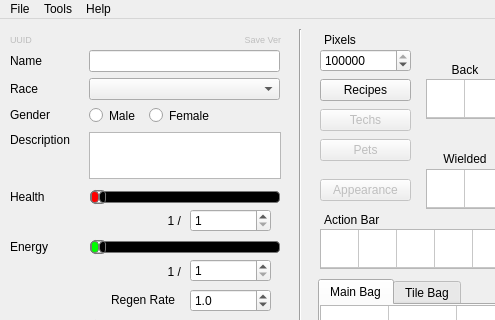
The window that starcheat/templates/MainWindow.ui (wizzomafizzo/starcheat) describes before a commit, drawn with Qt 5; both pictures show x 0 to 495 and y 0 to 320 of the 715 by 490 pixel window.
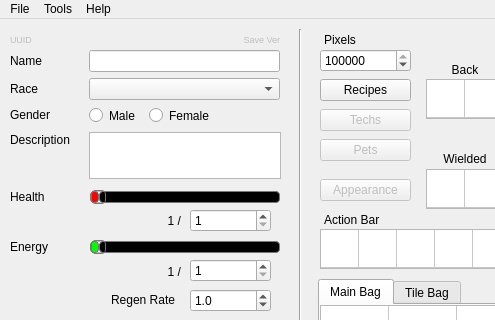
The same window after the commit.

The edit to the form file:
```diff
--- a/starcheat/templates/MainWindow.ui
+++ b/starcheat/templates/MainWindow.ui
@@ -1294,7 +1294,7 @@
     </property>
     <property name="geometry">
      <rect>
-      <x>230</x>
+      <x>229</x>
       <y>10</y>
       <width>51</width>
       <height>20</height>
```
